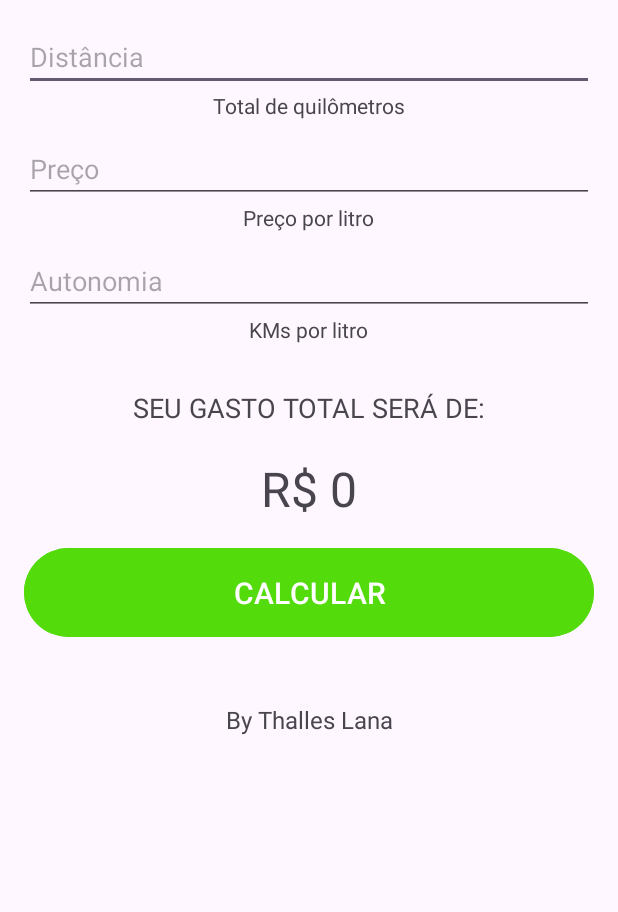
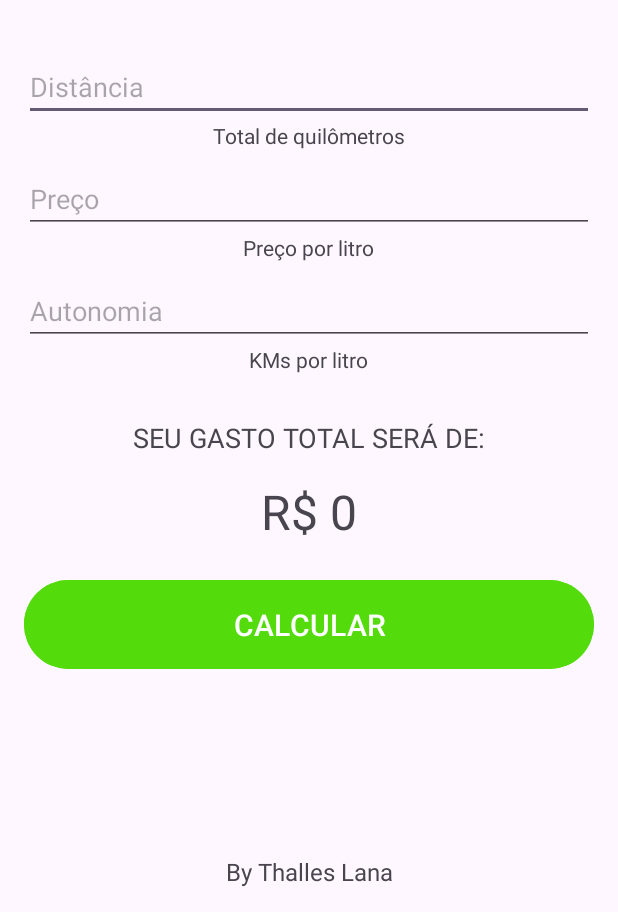
Before and after one commit to ThallesLana/travel-costs, an Android app: the layout activity_main.xml on its own in the app's theme, with its tools: preview values and no code run, on a phone screen of 412 x 824 dp, the part 324-1236 px from its top. Run offline under Robolectric (Android 15) with nearby library versions, the phone set to English and light mode, and no system bars.

Commit message:
refactoração do layout principal de linear layout para relative layout

```diff
--- a/app/src/main/res/layout/activity_main.xml
+++ b/app/src/main/res/layout/activity_main.xml
@@ -1,41 +1,50 @@
 <?xml version="1.0" encoding="utf-8"?>
-<LinearLayout xmlns:android="http://schemas.android.com/apk/res/android"
+<RelativeLayout xmlns:android="http://schemas.android.com/apk/res/android"
     xmlns:app="http://schemas.android.com/apk/res-auto"
     xmlns:tools="http://schemas.android.com/tools"
     android:layout_width="match_parent"
     android:layout_height="match_parent"
-    android:orientation="vertical"
     android:padding="16dp"
     tools:context=".MainActivity">
 
     <ImageView
+        android:id="@+id/imgView"
         android:layout_width="120dp"
         android:layout_height="120dp"
-        android:layout_gravity="center"
+        android:gravity="center"
         android:src="@drawable/ic_travel_mode"
-        android:layout_marginBottom="15dp"/>
+        android:layout_marginBottom="15dp"
+        android:layout_centerHorizontal="true"/>
 
     <TextView
+        android:id="@+id/titleImgView"
         android:layout_width="wrap_content"
         android:layout_height="wrap_content"
         android:text="@string/app_name"
         android:layout_gravity="center"
         android:textSize="48sp"
         android:textColor="@color/green"
+        android:layout_below="@+id/imgView"
+        android:layout_centerHorizontal="true"
         android:layout_marginBottom="15dp"
         />
+
     <EditText
         android:id="@+id/edit_distance"
         android:layout_width="match_parent"
         android:layout_height="wrap_content"
+        android:layout_below="@+id/titleImgView"
         android:hint="@string/distance"
+        android:layout_marginTop="20dp"
         android:inputType="numberDecimal" />
 
     <TextView
+        android:id="@+id/label_distance"
         android:layout_width="wrap_content"
         android:layout_height="wrap_content"
-        android:layout_gravity="center"
-        android:text="@string/total_km" />
+        android:text="@string/total_km"
+        android:layout_below="@id/edit_distance"
+        android:layout_centerHorizontal="true"/>
 
     <EditText
         android:id="@+id/edit_price"
@@ -43,13 +52,17 @@
         android:layout_height="wrap_content"
         android:layout_marginTop="10dp"
         android:hint="@string/price"
-        android:inputType="numberDecimal" />
+        android:inputType="numberDecimal"
+        android:layout_below="@+id/label_distance"/>
 
     <TextView
+        android:id="@+id/label_price"
         android:layout_width="wrap_content"
         android:layout_height="wrap_content"
         android:layout_gravity="center"
-        android:text="@string/price_gas" />
+        android:text="@string/price_gas"
+        android:layout_below="@+id/edit_price"
+        android:layout_centerHorizontal="true"/>
 
     <EditText
         android:id="@+id/edit_autonomy"
@@ -57,49 +70,61 @@
         android:layout_height="wrap_content"
         android:layout_marginTop="10dp"
         android:hint="@string/autonomy"
-        android:inputType="numberDecimal" />
+        android:inputType="numberDecimal"
+        android:layout_below="@+id/label_price"/>
 
     <TextView
+        android:id="@+id/label_autonomy"
         android:layout_width="wrap_content"
         android:layout_height="wrap_content"
         android:layout_gravity="center"
-        android:text="@string/kms_per_l" />
+        android:text="@string/kms_per_l"
+        android:layout_below="@+id/edit_autonomy"
+        android:layout_centerHorizontal="true"
+        />
 
     <TextView
+        android:id="@+id/label_costs"
         android:layout_width="wrap_content"
         android:layout_height="wrap_content"
         android:layout_gravity="center"
         android:layout_marginTop="30dp"
         android:text="@string/total_costs"
-        android:textSize="18sp" />
+        android:textSize="18sp"
+        android:layout_centerHorizontal="true"
+        android:layout_below="@+id/label_autonomy"/>
 
     <TextView
         android:id="@+id/view_cost"
         android:layout_width="wrap_content"
         android:layout_height="wrap_content"
         android:layout_gravity="center"
-        android:layout_marginTop="20dp"
+        android:layout_marginTop="15dp"
         android:text="@string/cost"
-        android:textSize="32sp" />
+        android:textSize="32sp"
+        android:layout_below="@+id/label_costs"
+        android:layout_centerHorizontal="true"/>
 
     <Button
         android:id="@+id/button_calc"
         android:layout_width="match_parent"
         android:layout_height="wrap_content"
-        android:layout_marginTop="14dp"
+        android:layout_marginTop="20dp"
         android:backgroundTint="@color/green"
         android:padding="16dp"
         android:text="@string/calc"
-        android:textSize="20sp" />
+        android:textSize="20sp"
+        android:layout_below="@+id/view_cost"
+        android:layout_centerHorizontal="true"/>
 
     <TextView
+        android:id="@+id/signature"
         android:layout_width="match_parent"
         android:layout_height="wrap_content"
-        android:layout_gravity="end"
         android:gravity="center"
+        android:layout_alignParentBottom="true"
         android:text="By Thalles Lana"
-        android:layout_marginTop="40dp"
         android:textSize="16sp"
         />
 
-</LinearLayout>
+</RelativeLayout>
```
